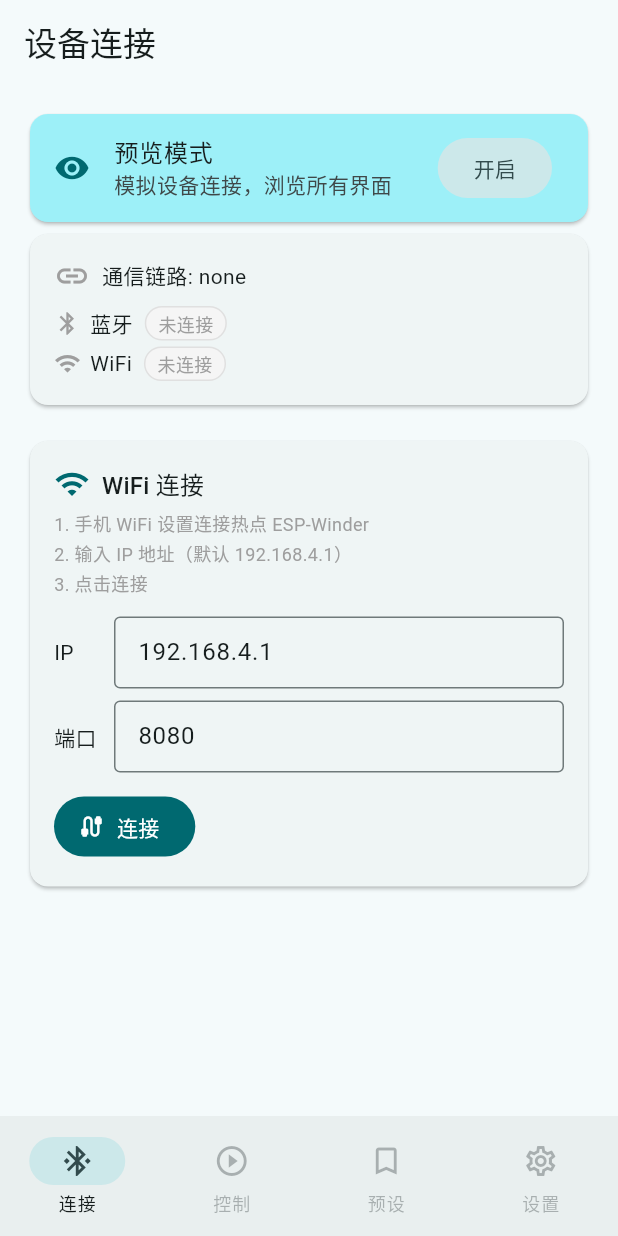
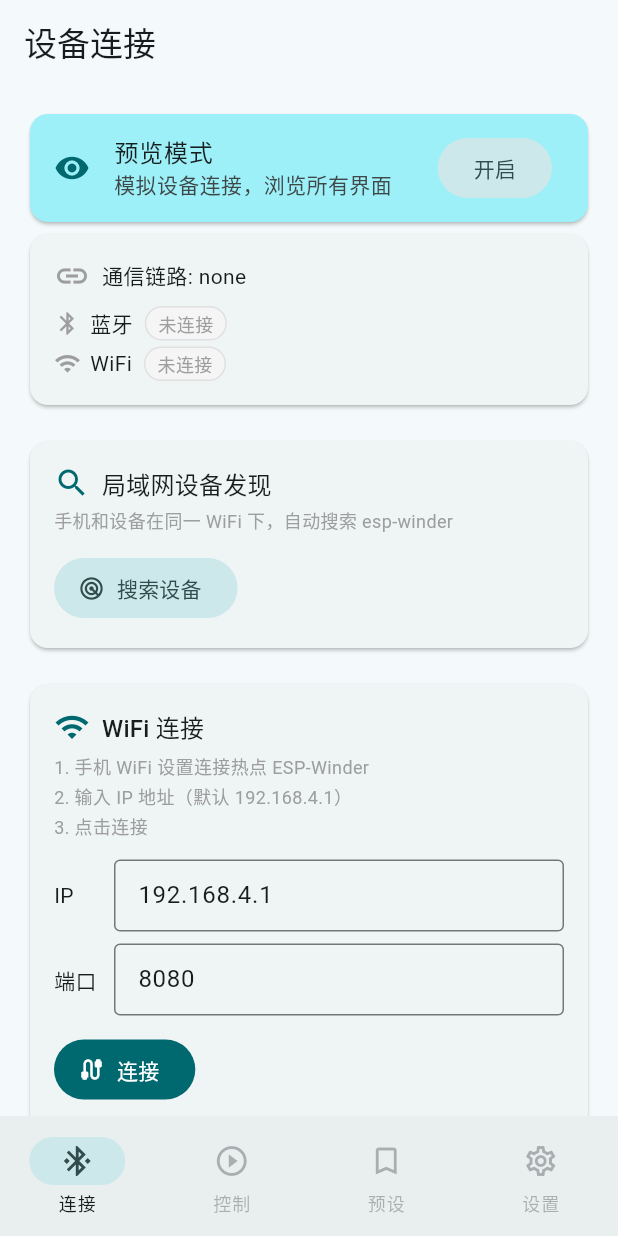
Before and after one commit to jindavid1000/iWinder, a Flutter app: the screen it shows after launch, on a phone screen of 412 x 824 dp. Run offline on Flutter 3.47's test engine with Material 3 defaults, Android fonts, the phone set to English and light mode, and no system bars; our stand-ins replace flutter_blue_plus, shared_preferences.

Commit message:
局域网设备发现（似乎用不了），优化配网

```diff
--- a/app/lib/screens/connect_screen.dart
+++ b/app/lib/screens/connect_screen.dart
@@ -51,6 +51,10 @@ class ConnectScreen extends StatelessWidget {
           if (model.savedDeviceIP != null && !model.wifiConnected)
             _SavedDeviceCard(model: model),
           if (model.savedDeviceIP != null && !model.wifiConnected)
+            const SizedBox(height: 16),
+          if (!model.wifiConnected)
+            _MdnsDiscoverCard(model: model),
+          if (!model.wifiConnected)
             const SizedBox(height: 16),
           _BleSection(model: model),
           const SizedBox(height: 16),
@@ -395,3 +399,67 @@ class _SavedDeviceCard extends StatelessWidget {
     );
   }
 }
+
+
+class _MdnsDiscoverCard extends StatefulWidget {
+  final AppModel model;
+  const _MdnsDiscoverCard({required this.model});
+  @override
+  State<_MdnsDiscoverCard> createState() => _MdnsDiscoverCardState();
+}
+
+class _MdnsDiscoverCardState extends State<_MdnsDiscoverCard> {
+  bool _scanning = false;
+
+  @override
+  Widget build(BuildContext context) {
+    return Card(
+      child: Padding(
+        padding: const EdgeInsets.all(16),
+        child: Column(
+          crossAxisAlignment: CrossAxisAlignment.start,
+          children: [
+            Row(children: [
+              Icon(Icons.search, color: Theme.of(context).colorScheme.primary),
+              const SizedBox(width: 8),
+              Text('局域网设备发现', style: Theme.of(context).textTheme.titleMedium),
+            ]),
+            const SizedBox(height: 4),
+            const Text(
+              '手机和设备在同一 WiFi 下，自动搜索 esp-winder',
+              style: TextStyle(fontSize: 12, color: Colors.grey),
+            ),
+            const SizedBox(height: 12),
+            FilledButton.tonalIcon(
+              onPressed: _scanning
+                  ? null
+                  : () async {
+                      setState(() => _scanning = true);
+                      final ip = await widget.model.discoverDevice();
+                      setState(() => _scanning = false);
+                      if (ip != null && mounted) {
+                        final ok = await widget.model.connectWifi(ip);
+                        if (ok && mounted) {
+                          widget.model.sendGetParams();
+                          widget.model.sendListPresets();
+                          ScaffoldMessenger.of(context).showSnackBar(
+                            SnackBar(content: Text('发现设备: $ip，已连接')),
+                          );
+                        }
+                      } else if (mounted) {
+                        ScaffoldMessenger.of(context).showSnackBar(
+                          const SnackBar(content: Text('未找到设备，确认在同一 WiFi 网络')),
+                        );
+                      }
+                    },
+              icon: _scanning
+                  ? const SizedBox(width: 16, height: 16, child: CircularProgressIndicator(strokeWidth: 2))
+                  : const Icon(Icons.radar),
+              label: Text(_scanning ? '搜索中...' : '搜索设备'),
+            ),
+          ],
+        ),
+      ),
+    );
+  }
+}
```
Also changed, not shown: app/lib/services/app_model.dart (+48 -0 lines), app/pubspec.lock, 1 other file.
